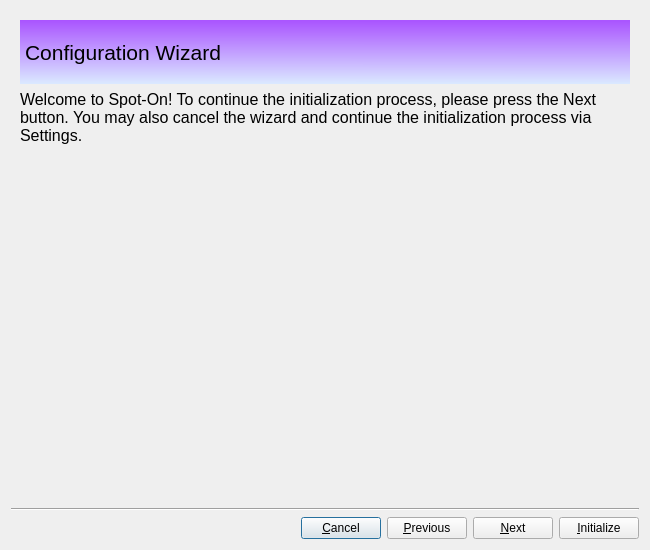
Before: the Qt Designer form branches/trunk/UI/spot-on-wizard.ui in textbrowser/spot-on, drawn with Qt 5.
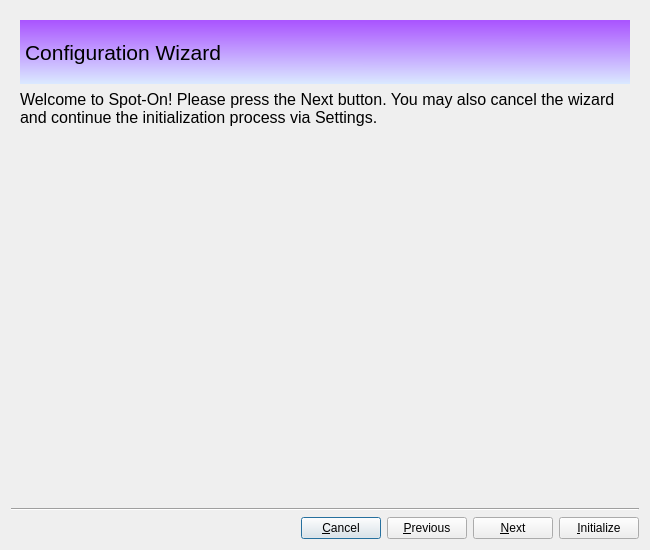
After: the same form once the commit is applied. Icons and pictures are not drawn.

Diff of the .ui file:
```diff
--- a/branches/trunk/UI/spot-on-wizard.ui
+++ b/branches/trunk/UI/spot-on-wizard.ui
@@ -61,7 +61,7 @@
           </font>
          </property>
          <property name="text">
-          <string>&lt;html&gt;&lt;head/&gt;&lt;body&gt;&lt;p&gt;Welcome to Spot-On! To continue the initialization process, please press the Next button. You may also cancel the wizard and continue the initialization process via Settings.&lt;/p&gt;&lt;/body&gt;&lt;/html&gt;</string>
+          <string>&lt;html&gt;&lt;head/&gt;&lt;body&gt;&lt;p&gt;Welcome to Spot-On! Please press the Next button. You may also cancel the wizard and continue the initialization process via Settings.&lt;/p&gt;&lt;/body&gt;&lt;/html&gt;</string>
          </property>
          <property name="wordWrap">
           <bool>true</bool>
```
Left out of the diff: 2 changed lines with no effect on the pictures.
